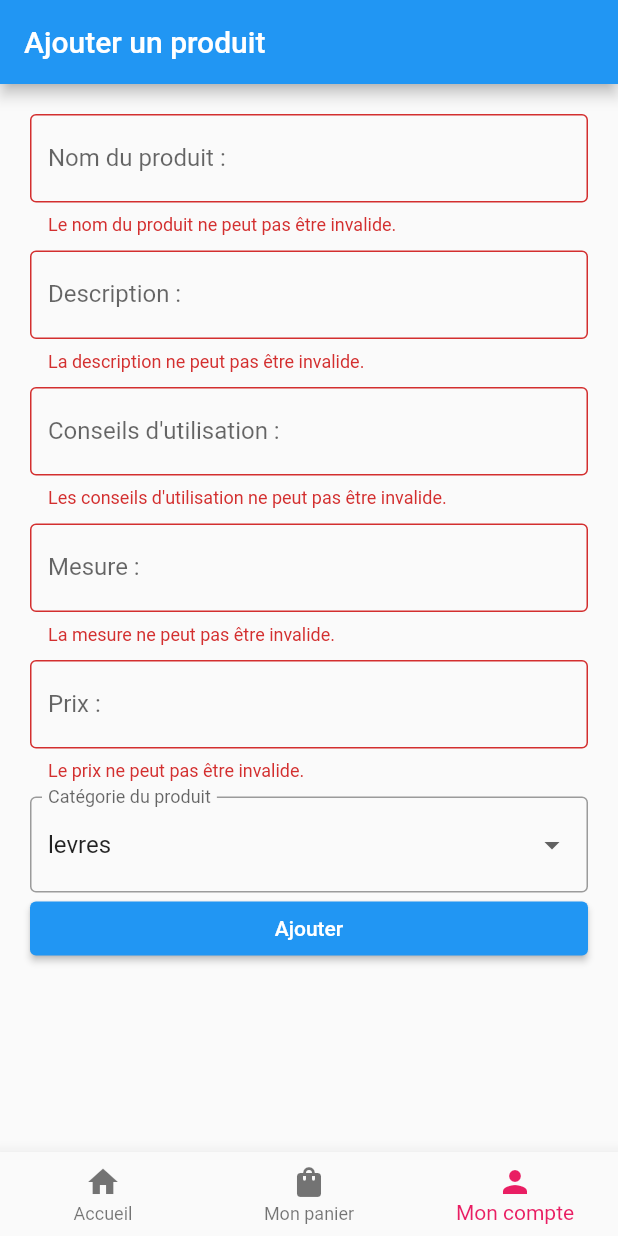
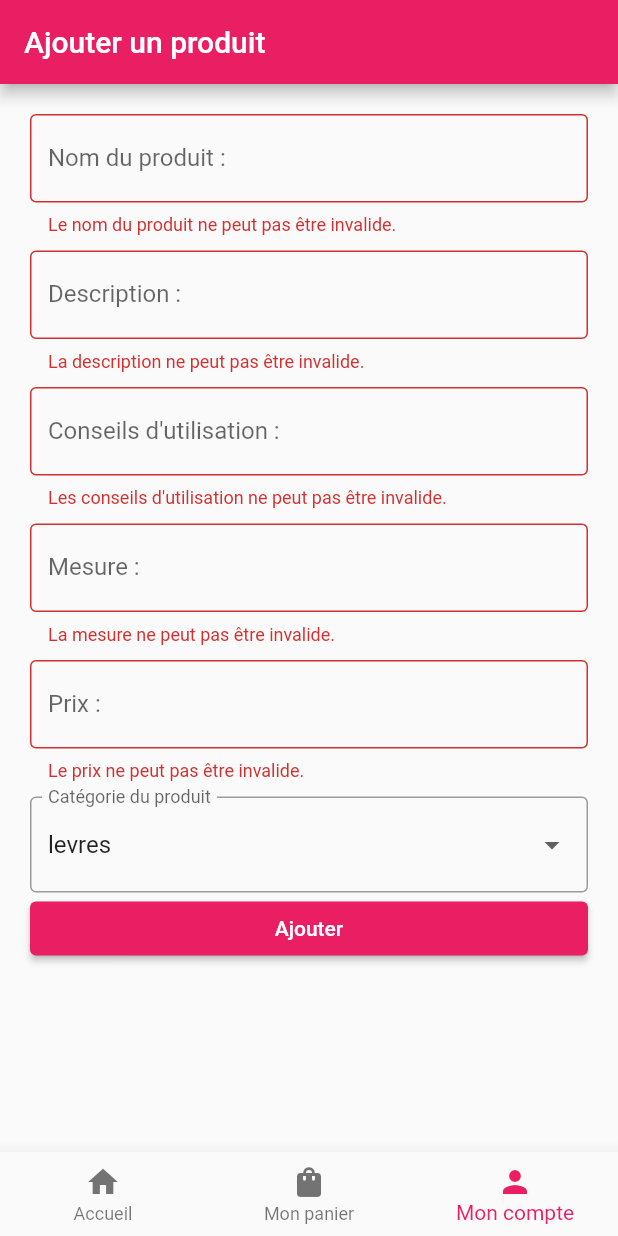
Before and after one commit to thaisbrun/get_ready, a Flutter app: the screen it shows after launch, item 3 of the bottom bar chosen, after a tap on "Ajouter", on a phone screen of 412 x 824 dp. Run offline on Flutter 3.47's test engine with Material 2 defaults, Android fonts, the light colour scheme and no system bars; our stand-ins replace cloud_firestore, firebase_core; accounts and stored records are empty.

Commit message:
auto formation du 30/07

```diff
--- a/lib/main.dart
+++ b/lib/main.dart
@@ -1,7 +1,6 @@
 import 'package:flutter/material.dart';
 import 'package:get_ready/pages/addProductPage.dart';
 import 'package:get_ready/pages/homePage.dart';
-import 'package:get_ready/pages/lipsPage.dart';
 import 'package:get_ready/pages/register.dart';
 import 'package:firebase_core/firebase_core.dart';
 import 'firebase_options.dart';
@@ -39,10 +38,11 @@ class _MyAppState extends State<MyApp> {
       home: Scaffold(
         appBar: AppBar(
           title:[
-            Text("Get Ready"),
-            Text("Inscription"),
-            Text("Ajouter un produit"),
+            const Text("Get Ready"),
+            const Text("Inscription"),
+            const Text("Ajouter un produit"),
           ][_currentIndex],
+          backgroundColor: Colors.pink,
         ),
         body: [
           HomePage(),
--- a/lib/pages/addProductPage.dart
+++ b/lib/pages/addProductPage.dart
@@ -142,8 +142,8 @@ class _AddProductPageState extends State<AddProductPage> {
             ),
             SizedBox(
               width:double.infinity,
-            child:ElevatedButton(onPressed: (){
-              if(_formKey.currentState!.validate()){
+              child:ElevatedButton(onPressed: (){
+                if(_formKey.currentState!.validate()){
                 final productName = productNameController.text;
                 final productDescription = productDescriptionController.text;
                 final productConseilUtil = productConseilUtilController.text;
@@ -169,8 +169,11 @@ class _AddProductPageState extends State<AddProductPage> {
                });
               }
             },
-                child: Text("Ajouter")
-            ),
+                child: Text("Ajouter"),
+                style: const ButtonStyle(
+                  backgroundColor: MaterialStatePropertyAll(Colors.pink)
+                ),
+              ),
             )
           ],
         ),
--- a/lib/pages/homePage.dart
+++ b/lib/pages/homePage.dart
@@ -30,7 +30,7 @@ class HomePage extends StatelessWidget {
           ElevatedButton.icon(
             style: ButtonStyle(
               padding: MaterialStatePropertyAll(EdgeInsets.all(20)),
-              backgroundColor: MaterialStatePropertyAll(Colors.pinkAccent),
+              backgroundColor: MaterialStatePropertyAll(Colors.pink),
             ),
             onPressed: () {
               Navigator.push(
--- a/lib/pages/register.dart
+++ b/lib/pages/register.dart
@@ -149,7 +149,10 @@ class _RegisterState extends State<RegisterPage> {
                });
               }
             },
-                child: Text("M'inscrire")
+                child: Text("M'inscrire"),
+              style:const ButtonStyle(
+                  backgroundColor: MaterialStatePropertyAll(Colors.pink)
+              ),
             ),
             )
           ],
```
